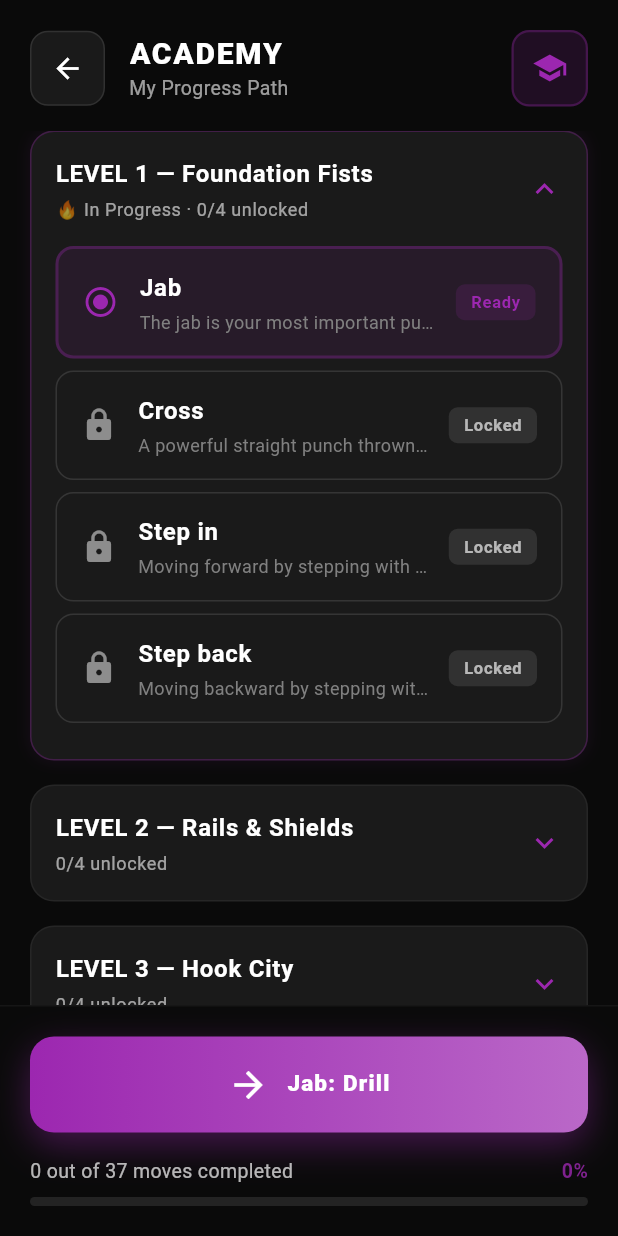
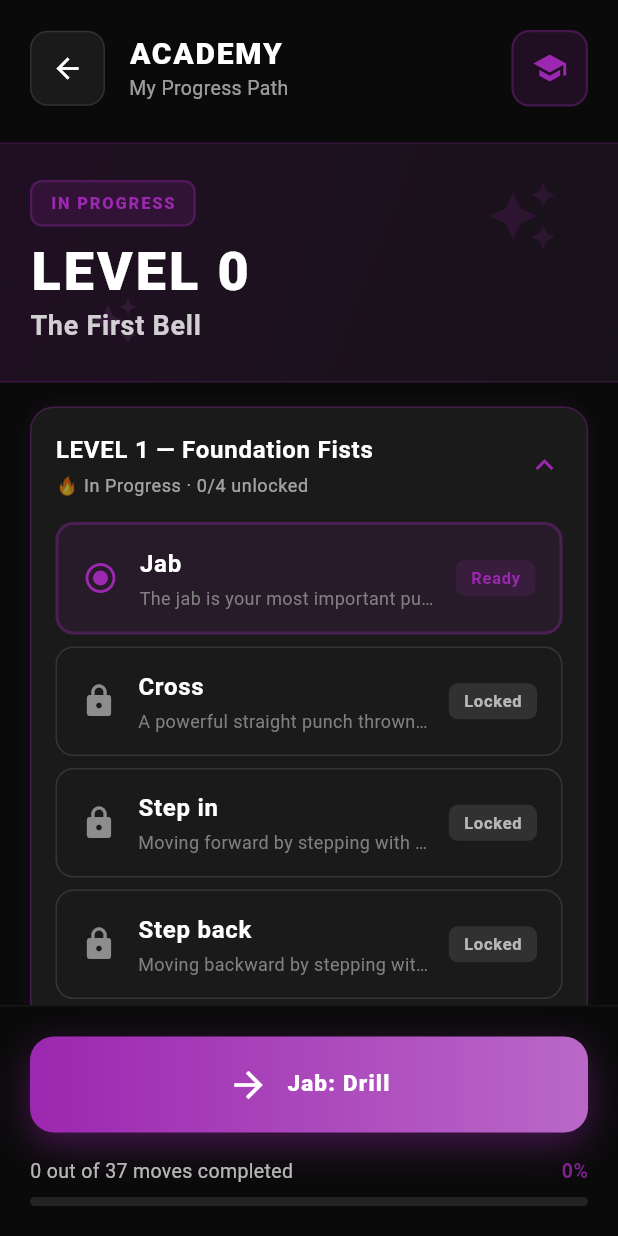
Before and after one commit to mikebg95/fight-my-shadow, a Flutter app: the LearningProgressScreen screen opened by its route, on a phone screen of 412 x 824 dp. Run offline on Flutter 3.47's test engine with Material 3 defaults, Android fonts, the phone set to English and light mode, and no system bars; our stand-ins replace audioplayers, flutter_tts, shared_preferences; accounts and stored records are empty.

Commit message:
Add new Academy hero banner showing highest completed level
Implemented a full-width hero banner at the top of the Academy page that displays:
- Highest completed level (all moves unlocked in that level)
- "LEVEL 0 — The First Bell" if no levels are fully completed (UI only, doesn't affect curriculum)
- Purple Academy theme with subtle confetti accents
- Badge showing "COMPLETED" or "IN PROGRESS"
- Modern, sleek, minimalist design

The banner is edge-to-edge with no side padding and positioned between the header and scrollable content.

🤖 Generated with [Claude Code](https://claude.com/claude-code)

Co-Authored-By: Claude Sonnet 4.5 <noreply@anthropic.com>

```diff
--- a/lib/screens/learning_progress_screen.dart
+++ b/lib/screens/learning_progress_screen.dart
@@ -42,11 +42,15 @@ class LearningProgressScreen extends StatelessWidget {
             // Header
             _buildHeader(context),
 
+            // Hero banner (full-width)
+            _buildLevelHero(context, allLearningMoves, learningState),
+
             // Scrollable content
             Expanded(
               child: SingleChildScrollView(
                 child: Column(
                   children: [
+                    const SizedBox(height: 16),
                     // Moves list grouped by level
                     _buildMovesListByLevel(context, allLearningMoves, repository, learningState),
                     const SizedBox(height: 100), // Space for CTA button
@@ -60,6 +64,165 @@ class LearningProgressScreen extends StatelessWidget {
 
       // Bottom CTA button (pinned)
       bottomNavigationBar: _buildBottomCTA(context, nextAction, learningState),
+    );
+  }
+
+  /// Computes the highest level where ALL moves have been unlocked.
+  /// Returns 0 if no levels are fully completed yet.
+  int _getHighestCompletedLevel(List<LearningMove> allLearningMoves, LearningState learningState) {
+    // Group moves by level
+    final movesByLevel = <int, List<LearningMove>>{};
+    for (final learningMove in allLearningMoves) {
+      movesByLevel.putIfAbsent(learningMove.level, () => []).add(learningMove);
+    }
+
+    // Check levels from 1 to max, find highest where all are unlocked
+    final sortedLevels = movesByLevel.keys.toList()..sort();
+    int highestCompleted = 0;
+
+    for (final level in sortedLevels) {
+      final movesInLevel = movesByLevel[level]!;
+      final allUnlocked = movesInLevel.every((lm) {
+        final progress = learningState.getProgressForMove(lm.id);
+        return progress != null && progress.isUnlocked;
+      });
+
+      if (allUnlocked) {
+        highestCompleted = level;
+      } else {
+        // Stop at first incomplete level
+        break;
+      }
+    }
+
+    return highestCompleted;
+  }
+
+  Widget _buildLevelHero(BuildContext context, List<LearningMove> allLearningMoves, LearningState learningState) {
+    final highestCompletedLevel = _getHighestCompletedLevel(allLearningMoves, learningState);
+
+    // Determine display text
+    String levelText;
+    String levelName;
+    bool isCompleted;
+
+    if (highestCompletedLevel == 0) {
+      // No levels completed yet
+      levelText = 'LEVEL 0';
+      levelName = 'The First Bell';
+      isCompleted = false;
+    } else {
+      // Get the level name from any move in that level
+      final levelMoves = allLearningMoves.where((m) => m.level == highestCompletedLevel).toList();
+      levelText = 'LEVEL $highestCompletedLevel';
+      levelName = levelMoves.isNotEmpty ? levelMoves.first.levelName : 'Unknown';
+      isCompleted = true;
+    }
+
+    return Container(
+      width: double.infinity,
+      margin: const EdgeInsets.only(top: 8),
+      padding: const EdgeInsets.symmetric(vertical: 24, horizontal: 20),
+      decoration: BoxDecoration(
+        gradient: LinearGradient(
+          begin: Alignment.topLeft,
+          end: Alignment.bottomRight,
+          colors: [
+            _academyPrimary.withValues(alpha: 0.15),
+            _academySecondary.withValues(alpha: 0.08),
+          ],
+        ),
+        border: Border(
+          top: BorderSide(
+            color: _academyPrimary.withValues(alpha: 0.2),
+            width: 1,
+          ),
+          bottom: BorderSide(
+            color: _academyPrimary.withValues(alpha: 0.2),
+            width: 1,
+          ),
+        ),
+      ),
+      child: Stack(
+        children: [
+          // Subtle confetti decoration (positioned in background)
+          Positioned(
+            top: 0,
+            right: 20,
+            child: Icon(
+              Icons.auto_awesome,
+              color: _academyPrimary.withValues(alpha: 0.15),
+              size: 48,
+            ),
+          ),
+          Positioned(
+            bottom: 0,
+            left: 40,
+            child: Icon(
+              Icons.auto_awesome,
+              color: _academySecondary.withValues(alpha: 0.12),
+              size: 32,
+            ),
+          ),
+
+          // Main content
+          Column(
+            crossAxisAlignment: CrossAxisAlignment.start,
+            children: [
+              // Badge
+              Container(
+                padding: const EdgeInsets.symmetric(horizontal: 12, vertical: 6),
+                decoration: BoxDecoration(
+                  color: isCompleted
+                      ? Colors.green.shade400.withValues(alpha: 0.15)
+                      : _academyPrimary.withValues(alpha: 0.15),
+                  borderRadius: BorderRadius.circular(8),
+                  border: Border.all(
+                    color: isCompleted
+                        ? Colors.green.shade400.withValues(alpha: 0.3)
+                        : _academyPrimary.withValues(alpha: 0.3),
+                    width: 1.5,
+                  ),
+                ),
+                child: Text(
+                  isCompleted ? 'COMPLETED' : 'IN PROGRESS',
+                  style: TextStyle(
+                    fontSize: 11,
+                    fontWeight: FontWeight.w800,
+                    color: isCompleted ? Colors.green.shade400 : _academyPrimary,
+                    letterSpacing: 1.2,
+                  ),
+                ),
+              ),
+              const SizedBox(height: 12),
+
+              // Level number
+              Text(
+                levelText,
+                style: Theme.of(context).textTheme.displayLarge?.copyWith(
+                      fontSize: 36,
+                      fontWeight: FontWeight.w900,
+                      letterSpacing: 2.0,
+                      color: Colors.white,
+                      height: 1.0,
+                    ),
+              ),
+              const SizedBox(height: 4),
+
+              // Level name
+              Text(
+                levelName,
+                style: Theme.of(context).textTheme.titleMedium?.copyWith(
+                      fontSize: 18,
+                      fontWeight: FontWeight.w600,
+                      color: Colors.white.withValues(alpha: 0.8),
+                      letterSpacing: 0.5,
+                    ),
+              ),
+            ],
+          ),
+        ],
+      ),
     );
   }
 
```
